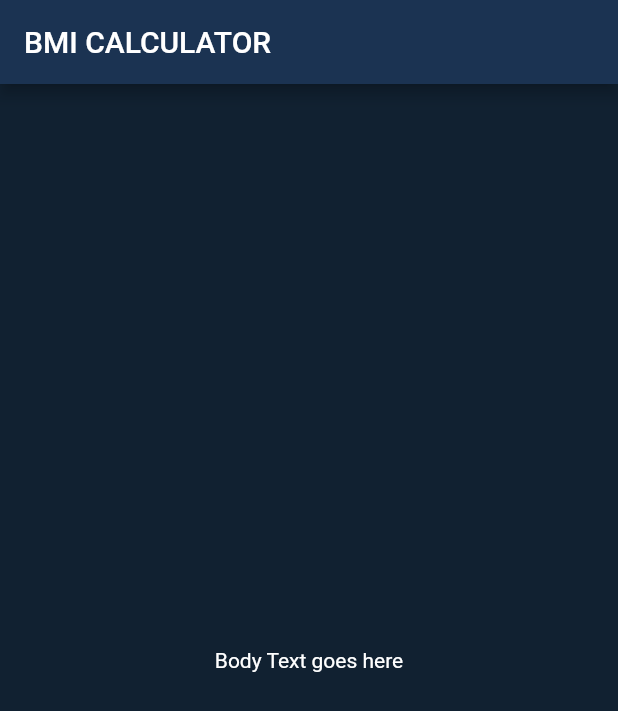
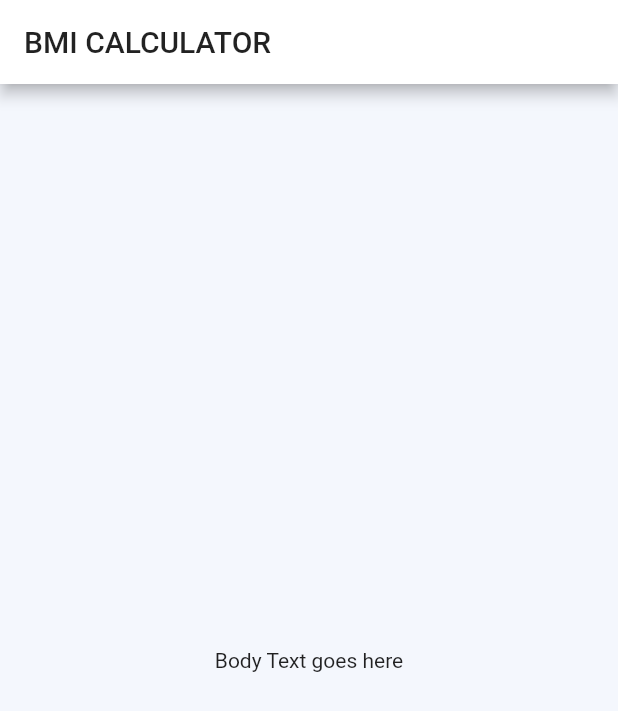
Before and after one commit to randiltennakoon/bmi_calculator, a Flutter app: the screen it shows after launch, on a phone screen of 412 x 824 dp. Shown: the top 711 px of the screen. Run offline on Flutter 3.47's test engine with Material 2 defaults, Android fonts, the phone set to English and light mode, and no system bars.

Commit message:
updated widget colors

```diff
--- a/lib/main.dart
+++ b/lib/main.dart
@@ -7,9 +7,11 @@ class BMICalculator extends StatelessWidget {
   @override
   Widget build(BuildContext context) {
     return MaterialApp(
-      theme: ThemeData.dark().copyWith(
-        primaryColor: Color(0xFF1B3352),
-        scaffoldBackgroundColor: Color(0xFF112131),
+      theme: ThemeData(
+        // primaryColor: Color(0xFF1B3352),
+        // scaffoldBackgroundColor: Color(0xFF112131),
+        primaryColor: Colors.white,
+        scaffoldBackgroundColor: Color(0xFFF4F7FD),
       ),
       home: UserInputPage(),
     );
```
